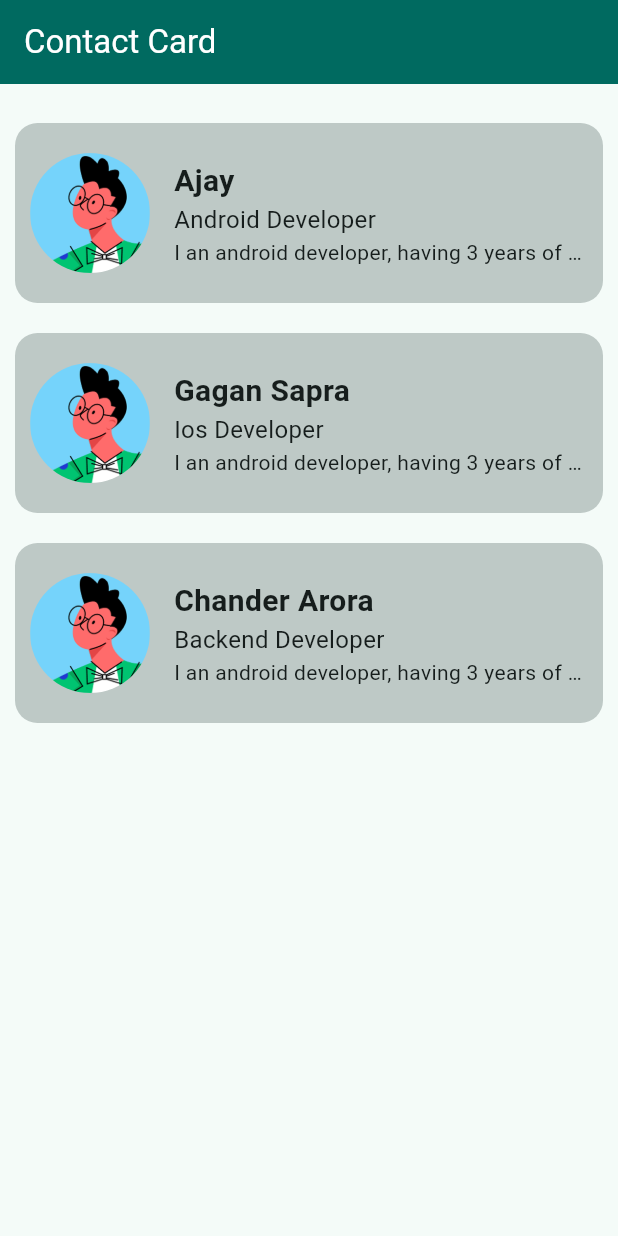
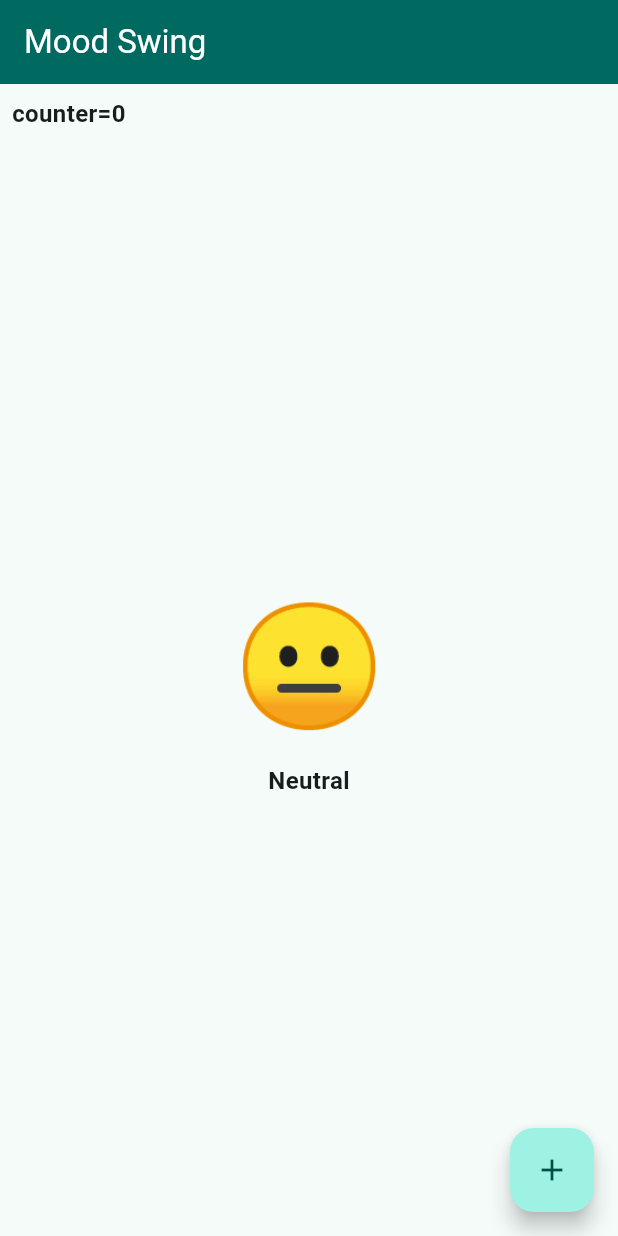
Before and after one commit to ajayasija23/flutter_assignment_2, a Flutter app: the screen it shows after launch, on a phone screen of 412 x 824 dp. Run offline on Flutter 3.47's test engine with Material 3 defaults, Android fonts, the phone set to English and light mode, and no system bars.

Commit message:
implement mood swing

```diff
--- a/lib/home_page.dart
+++ b/lib/home_page.dart
@@ -1,33 +1,89 @@
-import 'package:card_connect/user_card.dart';
-import 'package:card_connect/widget_helper.dart';
+import 'package:emojis_demo/widget_helper.dart';
+import 'package:emojis_demo/util/constants.dart';
 import 'package:flutter/material.dart';
 
-class HomePage extends StatelessWidget {
+class HomePage extends StatefulWidget {
   const HomePage({super.key});
+
+  @override
+  State<HomePage> createState() => _HomePageState();
+}
+
+class _HomePageState extends State<HomePage> {
+
+  int count = 0;
 
   @override
   Widget build(BuildContext context) {
     return Scaffold(
       appBar: AppBar(
-        backgroundColor: Theme.of(context).primaryColor,
-        title: Text("Contact Card",style: TextStyle(
-          color: Theme.of(context).colorScheme.onPrimary
+        backgroundColor: Theme
+            .of(context)
+            .primaryColor,
+        title: Text("Mood Swing", style: TextStyle(
+            color: Theme
+                .of(context)
+                .colorScheme
+                .onPrimary
         ),),
       ),
-      body: _buildHomeBody(),
+      body: _buildHomeBody(count),
+      floatingActionButton: FloatingActionButton(
+        onPressed: () {
+          setState(() {
+            count++;
+          });
+        },
+        child: Icon(Icons.add),
+      ),
     );
   }
 
-  Widget? _buildHomeBody() {
+  Widget _buildHomeBody(int index) {
+    final dynamic mood = Constants.moodList[index%4];
+
     return SafeArea(
+      minimum: const EdgeInsets.all(8),
       child: Column(
+        crossAxisAlignment: CrossAxisAlignment.start,
         children: [
-          16.h,
-          UserCard(image:"assets/avatar.png",name: "Ajay", role: "Android Developer", description: "I an android developer, having 3 years of experience in android"),
-          UserCard(image:"assets/avatar.png",name: "Gagan Sapra", role: "Ios Developer", description: "I an android developer, having 3 years of experience in android"),
-          UserCard(image:"assets/avatar.png",name: "Chander Arora", role: "Backend Developer", description: "I an android developer, having 3 years of experience in android"),
+          // Counter at the top
+          Text(
+            "counter=$index",
+            style: const TextStyle(
+              fontSize: 16,
+              fontWeight: FontWeight.bold,
+            ),
+          ),
+          const SizedBox(height: 16),
+
+          // Centered emoji + text
+          Expanded(
+            child: Center(
+              child: Column(
+                mainAxisSize: MainAxisSize.min, // Wrap content vertically
+                children: [
+                  Text(
+                    mood["emoji"],
+                    style: const TextStyle(
+                      fontSize: 80, // Bigger emoji
+                    ),
+                  ),
+                  const SizedBox(height: 8),
+                  Text(
+                    mood["text"],
+                    style: const TextStyle(
+                      fontSize: 16,
+                      fontWeight: FontWeight.bold,
+                    ),
+                  ),
+                ],
+              ),
+            ),
+          ),
         ],
       ),
     );
   }
+
 }
--- a/lib/main.dart
+++ b/lib/main.dart
@@ -1,5 +1,4 @@
-import 'package:card_connect/home_page.dart';
-import 'package:card_connect/user_card.dart';
+import 'package:emojis_demo/home_page.dart';
 import 'package:flutter/material.dart';
 
 void main() {
--- a/lib/user_card.dart
+++ /dev/null
@@ -1,82 +0,0 @@
-import 'package:card_connect/widget_helper.dart';
-import 'package:flutter/material.dart';
-
-class UserCard extends StatelessWidget {
-  const UserCard({
-    super.key,
-    required this.name,
-    required this.role,
-    required this.description,
-    required this.image,
-  });
-
-  final String name;
-  final String role;
-  final String description;
-  final String image;
-
-  @override
-  Widget build(BuildContext context) {
-    return SafeArea(
-      child: Container(
-        margin: const EdgeInsets.all(10),
-        padding: const EdgeInsets.all(10),
-        height: 120,
-        width: MediaQuery.of(context).size.width,
-        decoration: BoxDecoration(
-          borderRadius: BorderRadius.circular(15),
-          color: Theme.of(context).colorScheme.outlineVariant,
-        ),
-        child: Row(
-          mainAxisAlignment: MainAxisAlignment.start,
-          children: [
-            ClipOval(
-              child: Image.asset(
-                image,
-                width: 80,
-                height: 80,
-                fit: BoxFit.cover,
-              ),
-            ),
-            16.w,
-            Expanded(
-              child: Column(
-                mainAxisAlignment: MainAxisAlignment.center,
-                crossAxisAlignment: CrossAxisAlignment.start,
-                children: [
-                  Text(
-                    name,
-                    style: TextStyle(
-                      fontSize: 20,
-                      fontWeight: FontWeight.bold,
-                      color: Theme.of(context).colorScheme.onSurface,
-                    ),
-                  ),
-                  Text(
-                    role,
-                    overflow: TextOverflow.ellipsis,
-                    maxLines: 2,
-                    style: TextStyle(
-                      fontSize: 16,
-                      color: Theme.of(context).colorScheme.onSurface,
-                    ),
-                  ),
-                  Text(
-                    description,
-                    overflow: TextOverflow.ellipsis,
-                    maxLines: 1,
-                    softWrap: true,
-                    style: TextStyle(
-                      fontSize: 14,
-                      color: Theme.of(context).colorScheme.onSurface,
-                    ),
-                  ),
-                ],
-              ),
-            ),
-          ],
-        ),
-      ),
-    );
-  }
-}
--- /dev/null
+++ b/lib/util/constants.dart
@@ -0,0 +1,8 @@
+class Constants{
+  static List<Map<String, String>> moodList = [
+    {"emoji": "😐", "text": "Neutral"},
+    {"emoji": "🙂", "text": "Slightly happy"},
+    {"emoji": "😄", "text": "Happy"},
+    {"emoji": "🤩", "text": "Super happy"},
+  ];
+}
--- a/pubspec.yaml
+++ b/pubspec.yaml
@@ -1,4 +1,4 @@
-name: card_connect
+name: emojis_demo
 description: "A new Flutter project."
 # The following line prevents the package from being accidentally published to
 # pub.dev using `flutter pub publish`. This is preferred for private packages.
```
Also changed, not shown: 2 other files.
